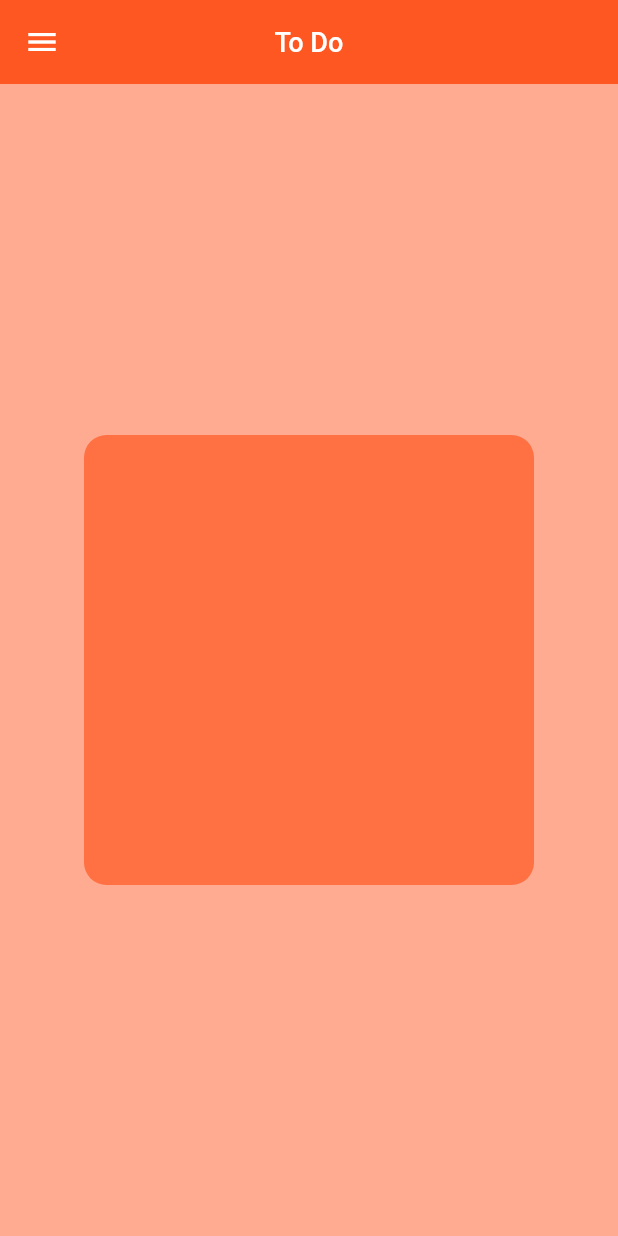
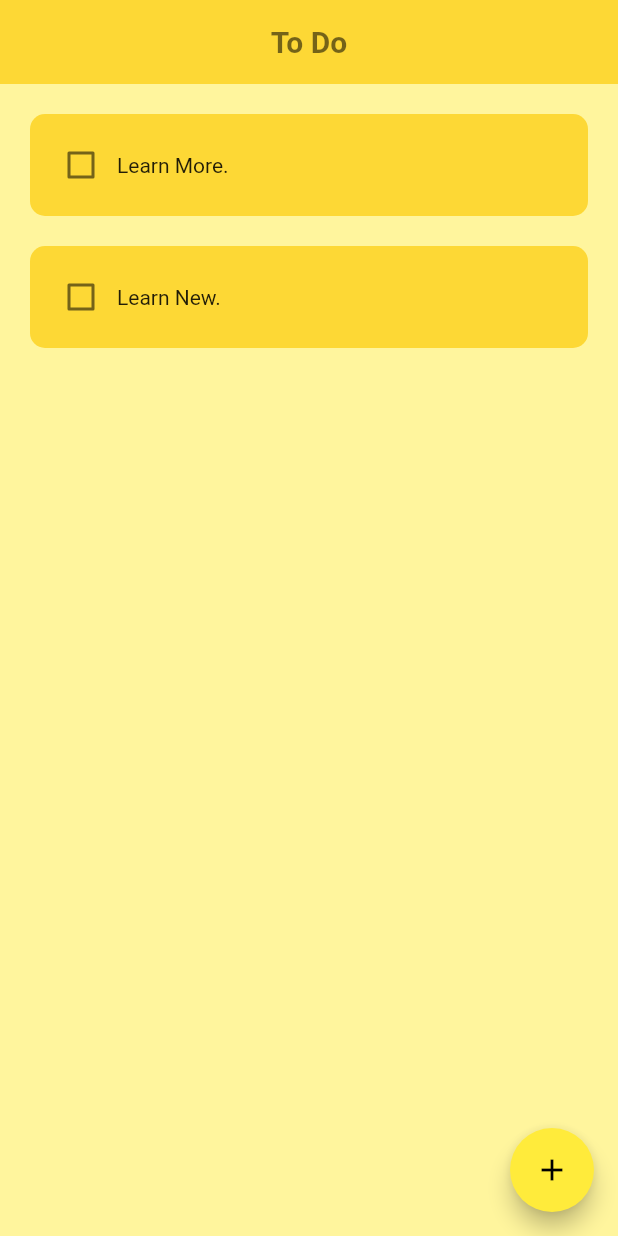
Before and after one commit to mdtasnimulh/Tick, a Flutter app: the screen it shows after launch, on a phone screen of 412 x 824 dp. Run offline on Flutter 3.47's test engine with Material 2 defaults, Android fonts, the phone set to English and light mode, and no system bars; drawn by our look-alikes of flutter_slidable.

```diff
--- /dev/null
+++ b/lib/components/todo_tile.dart
@@ -0,0 +1,61 @@
+import 'package:flutter/material.dart';
+import 'package:flutter_slidable/flutter_slidable.dart';
+
+class TodoTile extends StatelessWidget {
+  final String taskName;
+  final bool taskCompleted;
+  Function(bool?)? onChanged;
+  Function(BuildContext?)? deleteFunction;
+
+  TodoTile({
+    super.key,
+    required this.taskName,
+    required this.taskCompleted,
+    required this.onChanged,
+    required this.deleteFunction,
+  });
+
+  @override
+  Widget build(BuildContext context) {
+    return Padding(
+      padding: const EdgeInsets.only(top: 20, right: 20, bottom: 0, left: 20),
+      child: Slidable(
+        endActionPane: ActionPane(
+          motion: const StretchMotion(),
+          children: [
+            SlidableAction(
+              onPressed: deleteFunction,
+              icon: Icons.delete,
+              backgroundColor: Colors.red.shade400,
+              borderRadius: BorderRadius.circular(10),
+            ),
+          ],
+        ),
+        child: Container(
+          padding: const EdgeInsets.all(10),
+          decoration: BoxDecoration(
+            color: Colors.yellow[600],
+            borderRadius: BorderRadius.circular(10),
+          ),
+          child: Row(
+            children: [
+              Checkbox(
+                value: taskCompleted,
+                onChanged: onChanged,
+                activeColor: Colors.black,
+              ),
+              Text(
+                taskName,
+                style: TextStyle(
+                  decoration: taskCompleted
+                      ? TextDecoration.lineThrough
+                      : TextDecoration.none,
+                ),
+              ),
+            ],
+          ),
+        ),
+      ),
+    );
+  }
+}
--- a/lib/main.dart
+++ b/lib/main.dart
@@ -1,4 +1,5 @@
 import 'package:flutter/material.dart';
+import 'package:flutter_todo/ui/home_page.dart';
 
 void main() {
   runApp(const MyApp());
@@ -10,36 +11,9 @@ class MyApp extends StatelessWidget {
   @override
   Widget build(BuildContext context) {
     return MaterialApp(
-      debugShowCheckedModeBanner: false,
-      home: Scaffold(
-        backgroundColor: Colors.deepOrange[200],
-        appBar: AppBar(
-          centerTitle: true,
-          title: const Text(
-            "To Do",
-            style: TextStyle(
-              color: Colors.white,
-              fontSize: 18,
-              fontWeight: FontWeight.w500,
-            ),
-          ),
-          elevation: 0,
-          backgroundColor: Colors.deepOrange,
-          leading: const Icon(
-            Icons.menu
-          ),
-        ),
-        body: Center(
-          child: Container(
-            height: 300,
-            width: 300,
-            decoration: BoxDecoration(
-              color: Colors.deepOrange[400],
-              borderRadius: BorderRadius.circular(15),
-            ),
-            padding: const EdgeInsets.all(25),
-          ),
-        ),
+      home: const HomePage(),
+      theme: ThemeData(
+        primarySwatch: Colors.yellow,
       ),
     );
   }
--- /dev/null
+++ b/lib/ui/home_page.dart
@@ -0,0 +1,92 @@
+import 'package:flutter/material.dart';
+import 'package:flutter_todo/components/dialog_box.dart';
+
+import '../components/todo_tile.dart';
+
+class HomePage extends StatefulWidget {
+  const HomePage({super.key});
+
+  @override
+  State<HomePage> createState() => _HomePageState();
+}
+
+class _HomePageState extends State<HomePage> {
+
+  //text controller
+  final _controller = TextEditingController();
+
+  List toDoList = [
+    ["Learn More.", false],
+    ["Learn New.", false],
+  ];
+
+  void checkBoxChanged(bool? value, int index) {
+    setState(() {
+      toDoList[index][1] = !toDoList[index][1];
+    });
+  }
+
+  //save new task
+  void saveNewTask() {
+    setState(() {
+      toDoList.add([_controller.text, false]);
+      _controller.clear();
+    });
+    Navigator.of(context).pop();
+  }
+
+  // create new task
+  void createNewTask() {
+    showDialog(context: context, builder: (context) {
+      return DialogBox(
+        controller: _controller,
+        onSave: saveNewTask,
+        onCancel: () => Navigator.of(context).pop(),
+      );
+    });
+  }
+
+  // delete task
+  void deleteTask(int index) {
+    setState(() {
+      toDoList.removeAt(index);
+    });
+  }
+
+  @override
+  Widget build(BuildContext context) {
+    return Scaffold(
+      backgroundColor: Colors.yellow[200],
+      appBar: AppBar(
+        centerTitle: true,
+        title: const Text(
+          "To Do",
+          style: TextStyle(
+            color: Colors.black54,
+            fontWeight: FontWeight.w600,
+            fontSize: 20,
+          ),
+        ),
+        backgroundColor: Colors.yellow[600],
+        elevation: 0,
+      ),
+      floatingActionButton: FloatingActionButton(
+        onPressed: () {
+          createNewTask();
+        },
+        child: const Icon(Icons.add,),
+      ),
+      body: ListView.builder(
+        itemCount: toDoList.length,
+        itemBuilder: (context, index) {
+          return TodoTile(
+            taskName: toDoList[index][0],
+            taskCompleted: toDoList[index][1],
+            onChanged: (value) => checkBoxChanged(value, index),
+            deleteFunction: (context) => deleteTask(index),
+          );
+        },
+      ),
+    );
+  }
+}
--- a/pubspec.yaml
+++ b/pubspec.yaml
@@ -35,6 +35,7 @@ dependencies:
   # The following adds the Cupertino Icons font to your application.
   # Use with the CupertinoIcons class for iOS style icons.
   cupertino_icons: ^1.0.2
+  flutter_slidable: ^3.0.1
 
 dev_dependencies:
   flutter_test:
```
Also changed, not shown: lib/components/dialog_box.dart (added, +41 -0 lines), lib/components/my_button.dart (added, +17 -0 lines), pubspec.lock.
